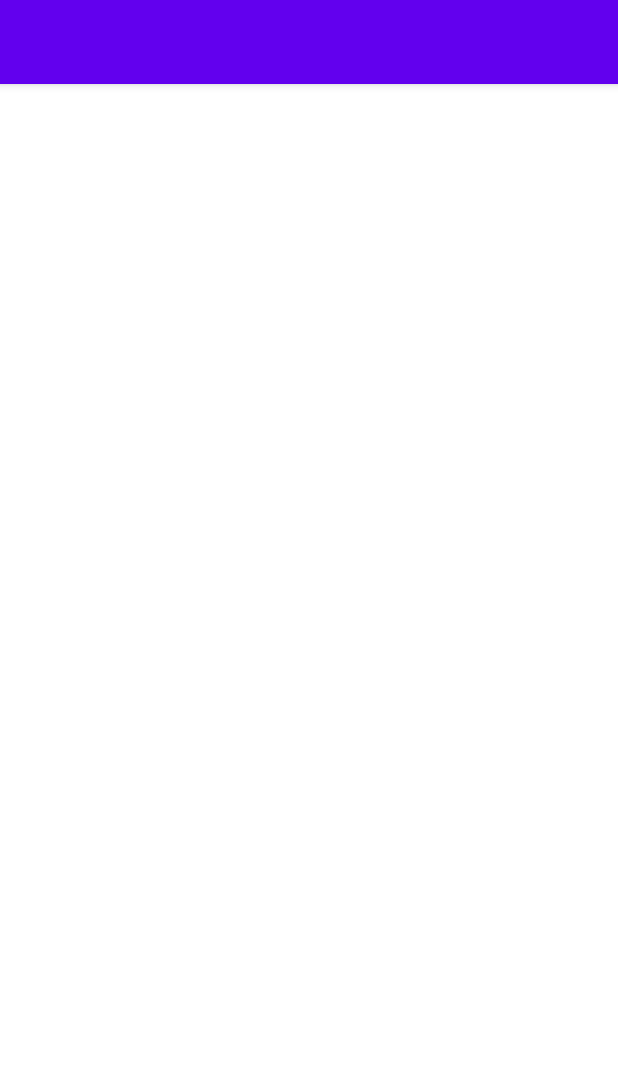
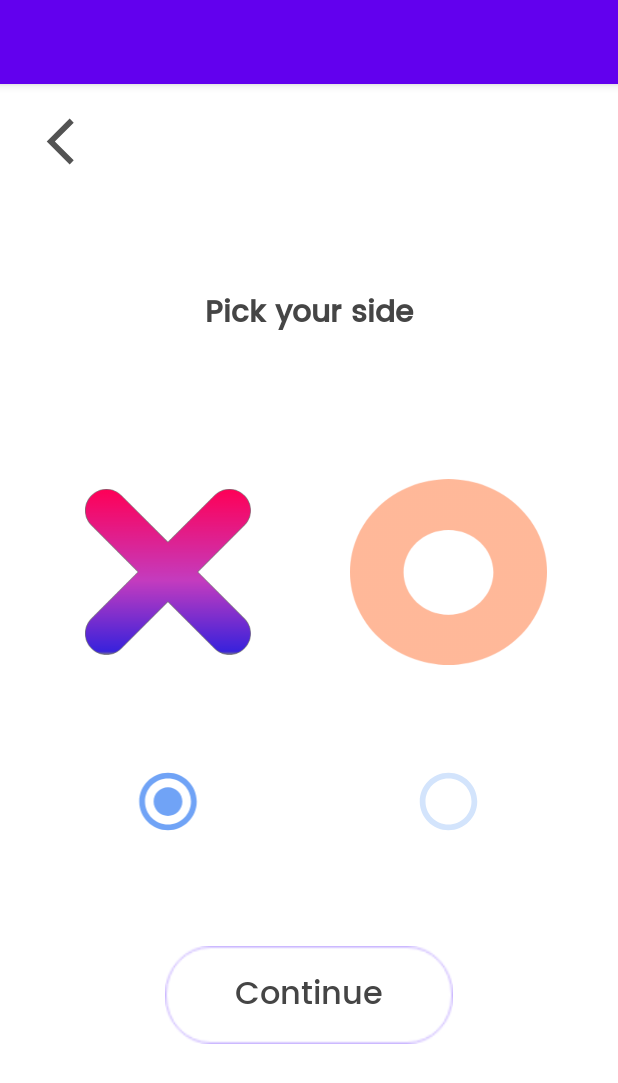
Before and after one commit to Abdullah-Sheikh/Tictactoe_in_Android, an Android app: the AiChooseSymbolActivity screen opened directly, with no data from a screen before it, on a phone screen of 412 x 824 dp. Shown: the top 1083 px of the screen. Run offline under Robolectric (Android 15) with nearby library versions, the phone set to English and light mode, and no system bars.

Commit message:
AI choose symbol Activity design completed

```diff
--- a/app/src/main/java/com/techsoldev/tictactoegame/AIGetPlayerNameActivity.java
+++ b/app/src/main/java/com/techsoldev/tictactoegame/AIGetPlayerNameActivity.java
@@ -32,7 +32,7 @@ public class AIGetPlayerNameActivity  extends AppCompatActivity implements View.
         this.getWindow().setFlags(WindowManager.LayoutParams.FLAG_FULLSCREEN,
                 WindowManager.LayoutParams.FLAG_FULLSCREEN); //enable full screen
 
-        setContentView(R.layout.activity_offline_get_players_names);
+        setContentView(R.layout.activity_aiget_player_name);
 
         BackBtn = (ImageView) findViewById(R.id.ai_player_names_back_btn);
         playerNameTxt = (EditText) findViewById(R.id.ai_player_name_edttxt);
--- a/app/src/main/res/layout/activity_ai_choose_symbol.xml
+++ b/app/src/main/res/layout/activity_ai_choose_symbol.xml
@@ -1,9 +1,171 @@
 <?xml version="1.0" encoding="utf-8"?>
-<androidx.constraintlayout.widget.ConstraintLayout xmlns:android="http://schemas.android.com/apk/res/android"
+<LinearLayout xmlns:android="http://schemas.android.com/apk/res/android"
     xmlns:app="http://schemas.android.com/apk/res-auto"
     xmlns:tools="http://schemas.android.com/tools"
     android:layout_width="match_parent"
     android:layout_height="match_parent"
+    android:orientation="vertical"
+    android:weightSum="10"
     tools:context=".AiChooseSymbolActivity">
 
-</androidx.constraintlayout.widget.ConstraintLayout>
+
+    <LinearLayout
+        android:layout_width="match_parent"
+        android:layout_height="0dp"
+        android:layout_weight="1"
+
+        android:orientation="horizontal">
+
+        <View
+            android:layout_width="0dp"
+            android:layout_height="match_parent"
+            android:layout_weight="0.5"></View>
+
+        <ImageView
+            android:id="@+id/ai_pick_side_back_btn"
+            android:layout_width="0dp"
+            android:padding="2dp"
+            android:layout_height="match_parent"
+            android:layout_weight="1"
+            android:src="@drawable/back_icon"></ImageView>
+
+        <View
+            android:layout_width="0dp"
+            android:layout_height="match_parent"
+            android:layout_weight="8.5"></View>
+    </LinearLayout>
+
+    <View
+        android:layout_width="match_parent"
+        android:layout_height="0dp"
+        android:layout_weight="0.5"></View>
+
+    <TextView
+        android:layout_width="match_parent"
+        android:layout_height="0dp"
+        android:layout_weight="1"
+        android:text="Pick your side"
+        android:layout_gravity="center"
+        android:fontFamily="@font/poppins_medium"
+        android:textStyle="bold"
+        android:textColor="#454545"
+        android:textSize="20dp"
+        android:gravity="center"></TextView>
+
+
+    <View
+        android:layout_width="match_parent"
+        android:layout_height="0dp"
+        android:layout_weight="0.75"></View>
+    <LinearLayout
+        android:layout_width="match_parent"
+        android:layout_height="0dp"
+        android:layout_weight="2"
+        android:orientation="horizontal">
+
+        <View
+            android:layout_width="0dp"
+            android:layout_height="match_parent"
+            android:layout_weight="1.25"></View>
+
+        <ImageView
+            android:id="@+id/ai_pick_side_cross_img"
+            android:layout_width="0dp"
+            android:layout_height="match_parent"
+            android:layout_weight="3.5"
+            android:padding="10dp"
+            android:src="@drawable/cross"></ImageView>
+
+        <View
+            android:layout_width="0dp"
+            android:layout_height="match_parent"
+            android:layout_weight="1.5"></View>
+
+        <ImageView
+            android:id="@+id/ai_pick_side_circle_img"
+            android:layout_width="0dp"
+            android:layout_height="match_parent"
+            android:layout_weight="3.5"
+            android:alpha=".4"
+            android:src="@drawable/circle"></ImageView>
+
+        <View
+            android:layout_width="0dp"
+            android:layout_height="match_parent"
+            android:layout_weight="1.25"></View>
+    </LinearLayout>
+
+    <View
+        android:layout_width="match_parent"
+        android:layout_height="0dp"
+        android:layout_weight="0.5"></View>
+
+
+
+
+    <LinearLayout
+        android:layout_width="match_parent"
+        android:layout_height="0dp"
+        android:layout_weight="1"
+        android:orientation="horizontal">
+
+        <View
+            android:layout_width="0dp"
+            android:layout_height="match_parent"
+            android:layout_weight="1.25"></View>
+
+        <ImageView
+            android:id="@+id/ai_pick_side_cross_radio"
+            android:layout_width="0dp"
+            android:padding="15dp"
+            android:layout_height="match_parent"
+            android:layout_weight="3.5"
+            android:src="@drawable/radio_button_checked"></ImageView>
+
+        <View
+            android:layout_width="0dp"
+            android:layout_height="match_parent"
+            android:layout_weight="1.5"></View>
+
+        <ImageView
+            android:id="@+id/ai_pick_side_circle_radio"
+            android:layout_width="0dp"
+            android:padding="15dp"
+            android:layout_height="match_parent"
+            android:layout_weight="3.5"
+            android:src="@drawable/radio_button_unchecked"></ImageView>
+        <View
+            android:layout_width="0dp"
+            android:layout_height="match_parent"
+            android:layout_weight="1.25"></View>
+    </LinearLayout>
+
+    <View
+        android:layout_width="match_parent"
+        android:layout_height="0dp"
+        android:layout_weight="0.75"></View>
+
+
+    <androidx.appcompat.widget.AppCompatButton
+        android:id="@+id/ai_pick_side_continue_btn"
+        android:layout_width="match_parent"
+        android:layout_height="0dp"
+        android:layout_weight="0.85"
+        android:layout_gravity="center"
+        android:padding="2dp"
+        android:gravity="center"
+        android:text="Continue"
+        android:textAllCaps="false"
+        android:textSize="21dp"
+        android:fontFamily="@font/poppins_medium"
+        android:textColor="#454545"
+        android:layout_marginLeft="110dp"
+        android:background="@drawable/button_2"
+        android:layout_marginRight="110dp"></androidx.appcompat.widget.AppCompatButton>
+
+    <View
+        android:layout_width="match_parent"
+        android:layout_height="0dp"
+        android:layout_weight="1.65"></View>
+
+</LinearLayout>
```
